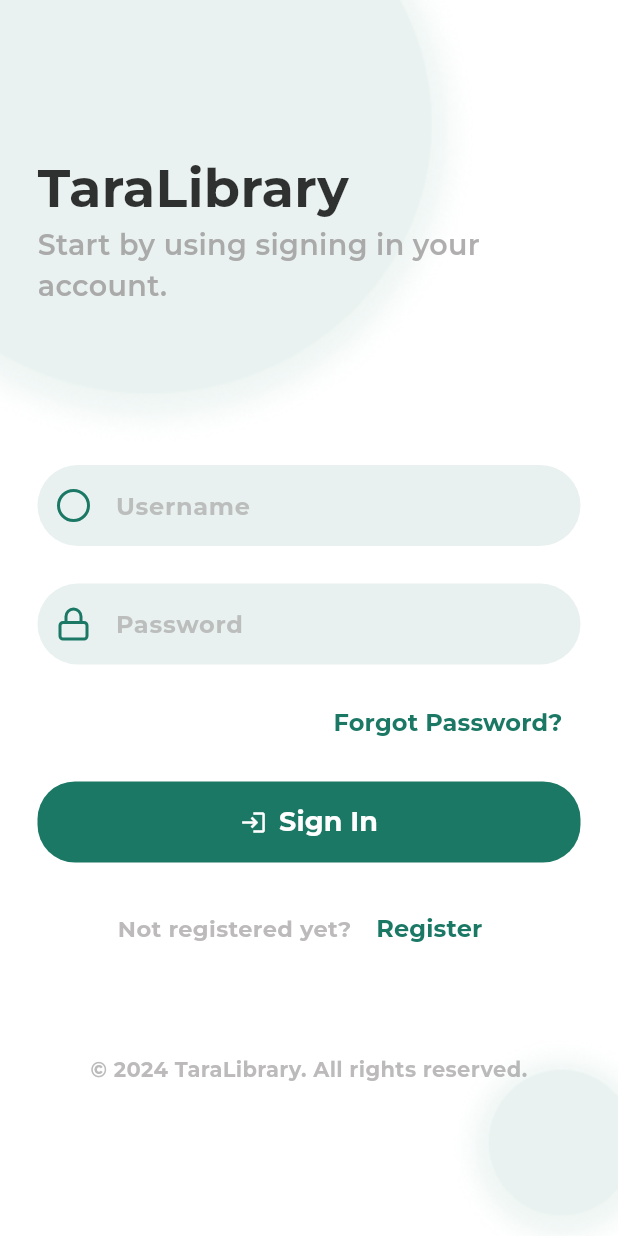
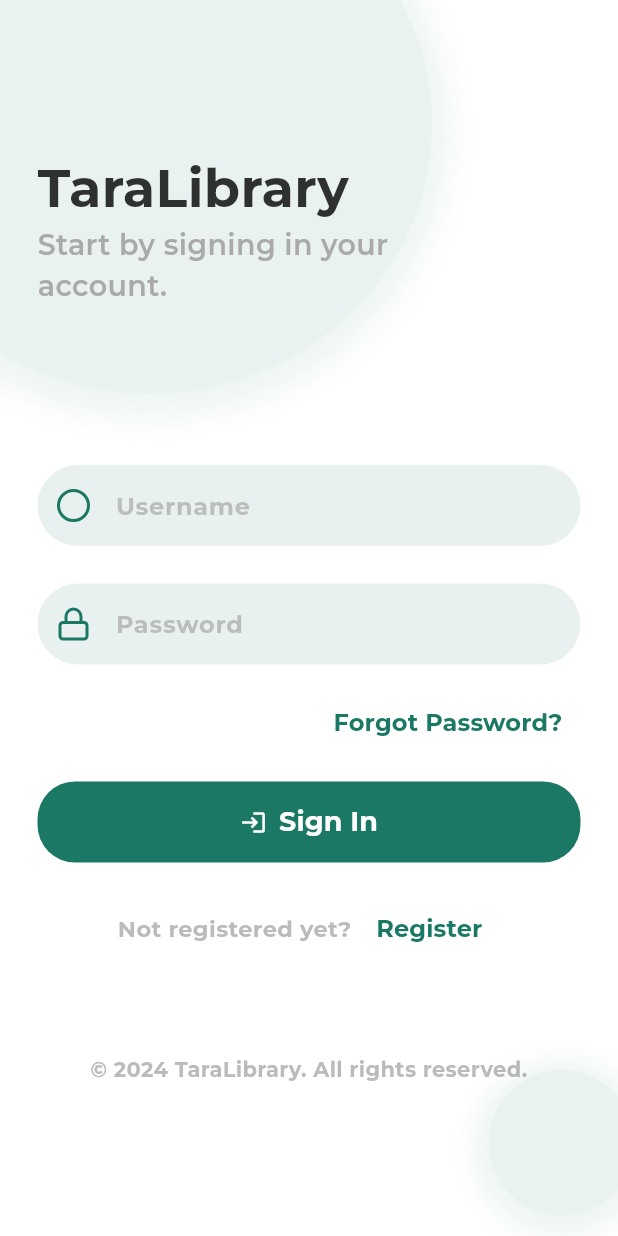
Before and after one commit to kiannaquines/taralibrary, a Flutter app: the screen it shows after launch, on a phone screen of 412 x 824 dp. Run offline on Flutter 3.47's test engine with Material 3 defaults, Android fonts, the phone set to English and light mode, and no system bars; our stand-ins replace cached_network_image, fl_chart, flutter_carousel_widget, flutter_feather_icons, flutter_local_notifications, flutter_rating_bar and 6 more; accounts and stored records are empty; network calls fail.

Commit message:
added change to description in the login screen
Signed-off-by: kiannaquines <kjgnaquines@gmail.com>

```diff
--- a/lib/screens/login.dart
+++ b/lib/screens/login.dart
@@ -124,7 +124,7 @@ class _LoginScreenState extends State<LoginScreen>
                         top: 150,
                         left: 25,
                         child: Text(
-                          "Start by using signing in your\naccount.",
+                          "Start by signing in your\naccount.",
                           softWrap: true,
                           maxLines: 2,
                           style: TextStyle(
```
